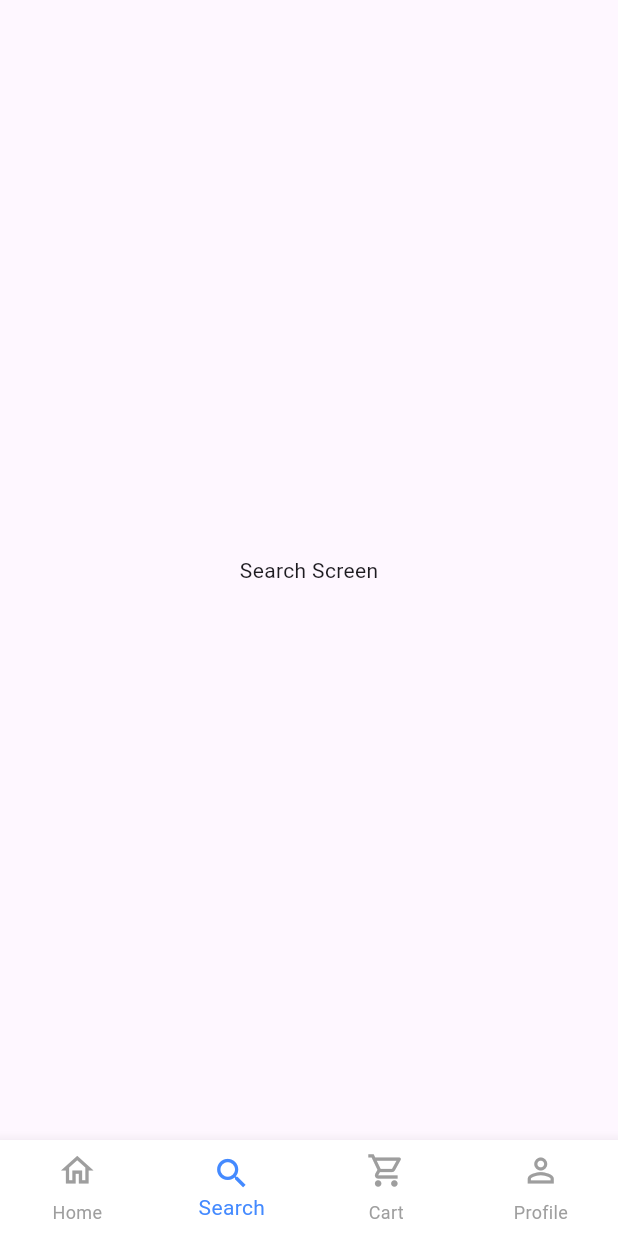
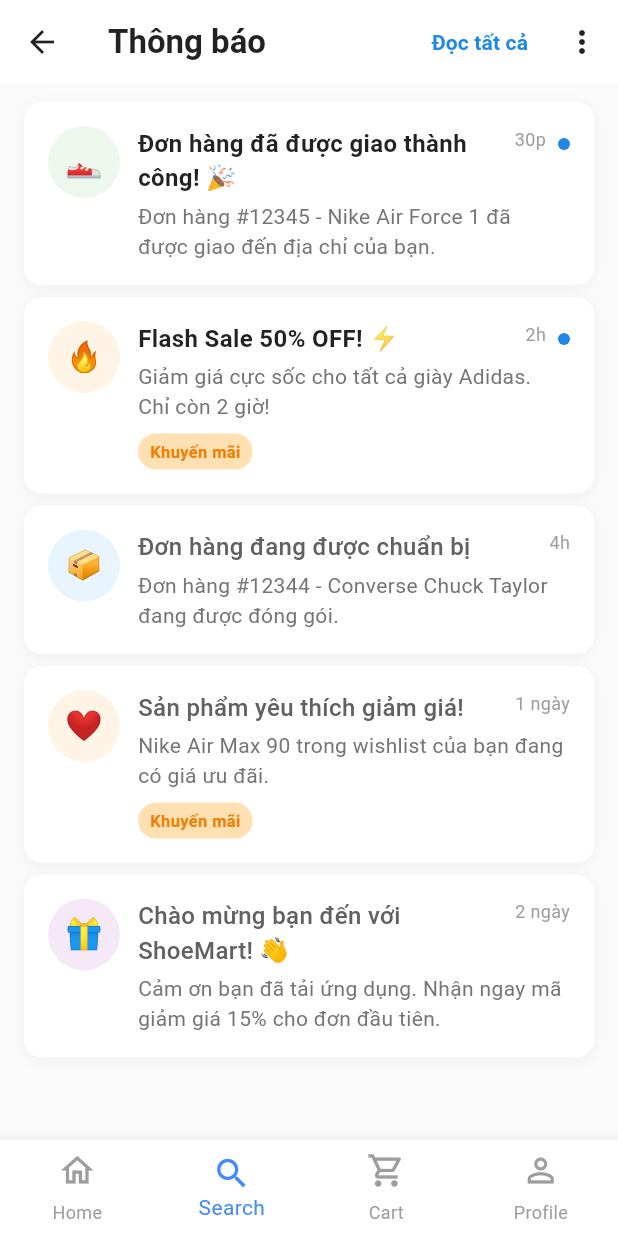
Before and after one commit to sonw1109/Nhom2_AppBanGiay_2A_2425, a Flutter app: the CustomBottomNavigationBar screen opened directly, item 2 of the bottom bar chosen, on a phone screen of 412 x 824 dp. Run offline on Flutter 3.47's test engine with Material 3 defaults, Android fonts, the phone set to English and light mode, and no system bars; our stand-ins replace bloc, flutter_screenutil.

Commit message:
ui notification

```diff
--- /dev/null
+++ b/lib/screen/notification.dart
@@ -0,0 +1,571 @@
+import 'package:flutter/material.dart';
+import 'package:project/screen/home.dart';
+
+class NotificationModel {
+  final String id;
+  final String title;
+  final String message;
+  final String type;
+  final DateTime timestamp;
+  final bool isRead;
+  final String? imageUrl;
+  final String? actionData;
+
+  NotificationModel({
+    required this.id,
+    required this.title,
+    required this.message,
+    required this.type,
+    required this.timestamp,
+    this.isRead = false,
+    this.imageUrl,
+    this.actionData,
+  });
+}
+
+class NotificationsScreen extends StatefulWidget {
+  @override
+  _NotificationsScreenState createState() => _NotificationsScreenState();
+}
+
+class _NotificationsScreenState extends State<NotificationsScreen> {
+  List<NotificationModel> notifications = [
+    NotificationModel(
+      id: '1',
+      title: 'Đơn hàng đã được giao thành công! 🎉',
+      message: 'Đơn hàng #12345 - Nike Air Force 1 đã được giao đến địa chỉ của bạn.',
+      type: 'delivery',
+      timestamp: DateTime.now().subtract(Duration(minutes: 30)),
+      isRead: false,
+      imageUrl: '👟',
+    ),
+    NotificationModel(
+      id: '2',
+      title: 'Flash Sale 50% OFF! ⚡',
+      message: 'Giảm giá cực sốc cho tất cả giày Adidas. Chỉ còn 2 giờ!',
+      type: 'promotion',
+      timestamp: DateTime.now().subtract(Duration(hours: 2)),
+      isRead: false,
+      imageUrl: '🔥',
+    ),
+    NotificationModel(
+      id: '3',
+      title: 'Đơn hàng đang được chuẩn bị',
+      message: 'Đơn hàng #12344 - Converse Chuck Taylor đang được đóng gói.',
+      type: 'order',
+      timestamp: DateTime.now().subtract(Duration(hours: 4)),
+      isRead: true,
+      imageUrl: '📦',
+    ),
+    NotificationModel(
+      id: '4',
+      title: 'Sản phẩm yêu thích giảm giá!',
+      message: 'Nike Air Max 90 trong wishlist của bạn đang có giá ưu đãi.',
+      type: 'promotion',
+      timestamp: DateTime.now().subtract(Duration(days: 1)),
+      isRead: true,
+      imageUrl: '❤️',
+    ),
+    NotificationModel(
+      id: '5',
+      title: 'Chào mừng bạn đến với ShoeMart! 👋',
+      message: 'Cảm ơn bạn đã tải ứng dụng. Nhận ngay mã giảm giá 15% cho đơn đầu tiên.',
+      type: 'general',
+      timestamp: DateTime.now().subtract(Duration(days: 2)),
+      isRead: true,
+      imageUrl: '🎁',
+    ),
+  ];
+
+  @override
+  Widget build(BuildContext context) {
+    return Scaffold(
+      backgroundColor: Colors.grey[50],
+      appBar: AppBar(
+        title: Text(
+          'Thông báo',
+          style: TextStyle(fontWeight: FontWeight.bold, color: Colors.black87),
+        ),
+        backgroundColor: Colors.white,
+        elevation: 0,
+        leading: IconButton(
+          icon: Icon(Icons.arrow_back, color: Colors.black87),
+          onPressed:
+              () => Navigator.push(
+                context,
+                MaterialPageRoute(builder: (context) => const HomeScreen()),
+              ),
+        ),
+        actions: [
+          TextButton(
+            onPressed: _markAllAsRead,
+            child: Text(
+              'Đọc tất cả',
+              style: TextStyle(color: Colors.blue[600], fontWeight: FontWeight.w600),
+            ),
+          ),
+          IconButton(
+            icon: Icon(Icons.more_vert, color: Colors.black87),
+            onPressed: _showMoreOptions,
+          ),
+        ],
+      ),
+      body:
+          notifications.isEmpty
+              ? _buildEmptyState()
+              : RefreshIndicator(
+                onRefresh: _refreshNotifications,
+                child: ListView.builder(
+                  padding: EdgeInsets.symmetric(vertical: 8),
+                  itemCount: notifications.length,
+                  itemBuilder: (context, index) {
+                    return _buildNotificationItem(notifications[index]);
+                  },
+                ),
+              ),
+    );
+  }
+
+  Widget _buildNotificationItem(NotificationModel notification) {
+    return Container(
+      margin: EdgeInsets.symmetric(horizontal: 16, vertical: 4),
+      decoration: BoxDecoration(
+        color: Colors.white,
+        borderRadius: BorderRadius.circular(12),
+        boxShadow: [
+          BoxShadow(color: Colors.black.withOpacity(0.04), blurRadius: 8, offset: Offset(0, 2)),
+        ],
+      ),
+      child: Material(
+        color: Colors.transparent,
+        child: InkWell(
+          borderRadius: BorderRadius.circular(12),
+          onTap: () => _onNotificationTap(notification),
+          child: Padding(
+            padding: EdgeInsets.all(16),
+            child: Row(
+              crossAxisAlignment: CrossAxisAlignment.start,
+              children: [
+                // Icon/Avatar
+                Container(
+                  width: 48,
+                  height: 48,
+                  decoration: BoxDecoration(
+                    color: _getNotificationColor(notification.type).withOpacity(0.1),
+                    borderRadius: BorderRadius.circular(24),
+                  ),
+                  child: Center(
+                    child: Text(
+                      notification.imageUrl ?? _getNotificationIcon(notification.type),
+                      style: TextStyle(fontSize: 20),
+                    ),
+                  ),
+                ),
+                SizedBox(width: 12),
+
+                // Content
+                Expanded(
+                  child: Column(
+                    crossAxisAlignment: CrossAxisAlignment.start,
+                    children: [
+                      // Title and timestamp
+                      Row(
+                        crossAxisAlignment: CrossAxisAlignment.start,
+                        children: [
+                          Expanded(
+                            child: Text(
+                              notification.title,
+                              style: TextStyle(
+                                fontSize: 16,
+                                fontWeight: notification.isRead ? FontWeight.w500 : FontWeight.w700,
+                                color: notification.isRead ? Colors.grey[700] : Colors.black87,
+                              ),
+                            ),
+                          ),
+                          SizedBox(width: 8),
+                          Text(
+                            _formatTimestamp(notification.timestamp),
+                            style: TextStyle(fontSize: 12, color: Colors.grey[500]),
+                          ),
+                        ],
+                      ),
+                      SizedBox(height: 4),
+
+                      // Message
+                      Text(
+                        notification.message,
+                        style: TextStyle(fontSize: 14, color: Colors.grey[600], height: 1.4),
+                        maxLines: 2,
+                        overflow: TextOverflow.ellipsis,
+                      ),
+
+                      // Notification type badge
+                      if (notification.type == 'promotion') ...[
+                        SizedBox(height: 8),
+                        Container(
+                          padding: EdgeInsets.symmetric(horizontal: 8, vertical: 4),
+                          decoration: BoxDecoration(
+                            color: Colors.orange[100],
+                            borderRadius: BorderRadius.circular(12),
+                          ),
+                          child: Text(
+                            'Khuyến mãi',
+                            style: TextStyle(
+                              fontSize: 11,
+                              color: Colors.orange[700],
+                              fontWeight: FontWeight.w600,
+                            ),
+                          ),
+                        ),
+                      ],
+                    ],
+                  ),
+                ),
+
+                // Unread indicator
+                if (!notification.isRead)
+                  Container(
+                    width: 8,
+                    height: 8,
+                    margin: EdgeInsets.only(left: 8, top: 8),
+                    decoration: BoxDecoration(
+                      color: Colors.blue[600],
+                      borderRadius: BorderRadius.circular(4),
+                    ),
+                  ),
+              ],
+            ),
+          ),
+        ),
+      ),
+    );
+  }
+
+  Widget _buildEmptyState() {
+    return Center(
+      child: Column(
+        mainAxisAlignment: MainAxisAlignment.center,
+        children: [
+          Container(
+            width: 120,
+            height: 120,
+            decoration: BoxDecoration(
+              color: Colors.grey[100],
+              borderRadius: BorderRadius.circular(60),
+            ),
+            child: Icon(Icons.notifications_none, size: 60, color: Colors.grey[400]),
+          ),
+          SizedBox(height: 24),
+          Text(
+            'Chưa có thông báo nào',
+            style: TextStyle(fontSize: 18, fontWeight: FontWeight.w600, color: Colors.grey[600]),
+          ),
+          SizedBox(height: 8),
+          Text(
+            'Tất cả thông báo sẽ hiển thị ở đây',
+            style: TextStyle(fontSize: 14, color: Colors.grey[500]),
+          ),
+        ],
+      ),
+    );
+  }
+
+  Color _getNotificationColor(String type) {
+    switch (type) {
+      case 'order':
+        return Colors.blue;
+      case 'promotion':
+        return Colors.orange;
+      case 'delivery':
+        return Colors.green;
+      case 'general':
+      default:
+        return Colors.purple;
+    }
+  }
+
+  String _getNotificationIcon(String type) {
+    switch (type) {
+      case 'order':
+        return '📋';
+      case 'promotion':
+        return '🎯';
+      case 'delivery':
+        return '🚚';
+      case 'general':
+      default:
+        return '📱';
+    }
+  }
+
+  String _formatTimestamp(DateTime timestamp) {
+    final now = DateTime.now();
+    final difference = now.difference(timestamp);
+
+    if (difference.inMinutes < 1) {
+      return 'Vừa xong';
+    } else if (difference.inMinutes < 60) {
+      return '${difference.inMinutes}p';
+    } else if (difference.inHours < 24) {
+      return '${difference.inHours}h';
+    } else if (difference.inDays < 7) {
+      return '${difference.inDays} ngày';
+    } else {
+      return '${timestamp.day}/${timestamp.month}';
+    }
+  }
+
+  void _onNotificationTap(NotificationModel notification) {
+    setState(() {
+      notification = NotificationModel(
+        id: notification.id,
+        title: notification.title,
+        message: notification.message,
+        type: notification.type,
+        timestamp: notification.timestamp,
+        isRead: true,
+        imageUrl: notification.imageUrl,
+        actionData: notification.actionData,
+      );
+
+      // Update in list
+      int index = notifications.indexWhere((n) => n.id == notification.id);
+      if (index != -1) {
+        notifications[index] = notification;
+      }
+    });
+
+    // Handle different notification types
+    switch (notification.type) {
+      case 'order':
+      case 'delivery':
+        _showOrderDetails(notification);
+        break;
+      case 'promotion':
+        _showPromotionDetails(notification);
+        break;
+      default:
+        _showNotificationDetails(notification);
+        break;
+    }
+  }
+
+  void _showOrderDetails(NotificationModel notification) {
+    showModalBottomSheet(
+      context: context,
+      isScrollControlled: true,
+      backgroundColor: Colors.transparent,
+      builder:
+          (context) => Container(
+            height: MediaQuery.of(context).size.height * 0.6,
+            decoration: BoxDecoration(
+              color: Colors.white,
+              borderRadius: BorderRadius.vertical(top: Radius.circular(20)),
+            ),
+            child: Column(
+              children: [
+                Container(
+                  margin: EdgeInsets.symmetric(vertical: 12),
+                  width: 40,
+                  height: 4,
+                  decoration: BoxDecoration(
+                    color: Colors.grey[300],
+                    borderRadius: BorderRadius.circular(2),
+                  ),
+                ),
+                Padding(
+                  padding: EdgeInsets.all(20),
+                  child: Column(
+                    crossAxisAlignment: CrossAxisAlignment.start,
+                    children: [
+                      Text(
+                        'Chi tiết đơn hàng',
+                        style: TextStyle(fontSize: 20, fontWeight: FontWeight.bold),
+                      ),
+                      SizedBox(height: 16),
+                      Text(
+                        notification.title,
+                        style: TextStyle(fontSize: 16, fontWeight: FontWeight.w600),
+                      ),
+                      SizedBox(height: 8),
+                      Text(
+                        notification.message,
+                        style: TextStyle(fontSize: 14, color: Colors.grey[600], height: 1.5),
+                      ),
+                      SizedBox(height: 20),
+                      ElevatedButton(
+                        onPressed: () {
+                          Navigator.pop(context);
+                          // Navigate to order details
+                        },
+                        style: ElevatedButton.styleFrom(
+                          backgroundColor: Colors.black87,
+                          minimumSize: Size(double.infinity, 48),
+                          shape: RoundedRectangleBorder(borderRadius: BorderRadius.circular(12)),
+                        ),
+                        child: Text(
+                          'Xem chi tiết đơn hàng',
+                          style: TextStyle(fontWeight: FontWeight.w600, color: Colors.white),
+                        ),
+                      ),
+                    ],
+                  ),
+                ),
+              ],
+            ),
+          ),
+    );
+  }
+
+  void _showPromotionDetails(NotificationModel notification) {
+    showDialog(
+      context: context,
+      builder:
+          (context) => AlertDialog(
+            shape: RoundedRectangleBorder(borderRadius: BorderRadius.circular(16)),
+            title: Text('🎉 Ưu đãi đặc biệt'),
+            content: Column(
+              mainAxisSize: MainAxisSize.min,
+              crossAxisAlignment: CrossAxisAlignment.start,
+              children: [
+                Text(notification.title, style: TextStyle(fontWeight: FontWeight.w600)),
+                SizedBox(height: 8),
+                Text(notification.message),
+              ],
+            ),
+            actions: [
+              TextButton(onPressed: () => Navigator.pop(context), child: Text('Để sau')),
+              ElevatedButton(
+                onPressed: () {
+                  Navigator.pop(context);
+                  // Navigate to promotion/products
+                },
+                style: ElevatedButton.styleFrom(
+                  backgroundColor: Colors.orange,
+                  shape: RoundedRectangleBorder(borderRadius: BorderRadius.circular(8)),
+                ),
+                child: Text('Mua ngay', style: TextStyle(color: Colors.white)),
+              ),
+            ],
+          ),
+    );
+  }
+
+  void _showNotificationDetails(NotificationModel notification) {
+    showDialog(
+      context: context,
+      builder:
+          (context) => AlertDialog(
+            shape: RoundedRectangleBorder(borderRadius: BorderRadius.circular(16)),
+            title: Text(notification.title),
+            content: Text(notification.message),
+            actions: [TextButton(onPressed: () => Navigator.pop(context), child: Text('Đóng'))],
+          ),
+    );
+  }
+
+  void _markAllAsRead() {
+    setState(() {
+      notifications =
+          notifications
+              .map(
+                (notification) => NotificationModel(
+                  id: notification.id,
+                  title: notification.title,
+                  message: notification.message,
+                  type: notification.type,
+                  timestamp: notification.timestamp,
+                  isRead: true,
+                  imageUrl: notification.imageUrl,
+                  actionData: notification.actionData,
+                ),
+              )
+              .toList();
+    });
+
+    ScaffoldMessenger.of(context).showSnackBar(
+      SnackBar(
+        content: Text('Đã đánh dấu tất cả thông báo là đã đọc'),
+        backgroundColor: Colors.green,
+      ),
+    );
+  }
+
+  void _showMoreOptions() {
+    showModalBottomSheet(
+      context: context,
+      builder:
+          (context) => Container(
+            padding: EdgeInsets.symmetric(vertical: 20),
+            child: Column(
+              mainAxisSize: MainAxisSize.min,
+              children: [
+                ListTile(
+                  leading: Icon(Icons.settings),
+                  title: Text('Cài đặt thông báo'),
+                  onTap: () {
+                    Navigator.pop(context);
+                    // Navigate to notification settings
+                  },
+                ),
+                ListTile(
+                  leading: Icon(Icons.delete_outline),
+                  title: Text('Xóa tất cả thông báo'),
+                  onTap: () {
+                    Navigator.pop(context);
+                    _confirmDeleteAll();
+                  },
+                ),
+              ],
+            ),
+          ),
+    );
+  }
+
+  void _confirmDeleteAll() {
+    showDialog(
+      context: context,
+      builder:
+          (context) => AlertDialog(
+            title: Text('Xóa tất cả thông báo?'),
+            content: Text('Bạn có chắc chắn muốn xóa tất cả thông báo không?'),
+            actions: [
+              TextButton(onPressed: () => Navigator.pop(context), child: Text('Hủy')),
+              TextButton(
+                onPressed: () {
+                  setState(() {
+                    notifications.clear();
+                  });
+                  Navigator.pop(context);
+                  ScaffoldMessenger.of(context).showSnackBar(
+                    SnackBar(content: Text('Đã xóa tất cả thông báo'), backgroundColor: Colors.red),
+                  );
+                },
+                child: Text('Xóa', style: TextStyle(color: Colors.red)),
+              ),
+            ],
+          ),
+    );
+  }
+
+  Future<void> _refreshNotifications() async {
+    // Simulate network call
+    await Future.delayed(Duration(seconds: 1));
+
+    // Add a new notification for demo
+    setState(() {
+      notifications.insert(
+        0,
+        NotificationModel(
+          id: DateTime.now().millisecondsSinceEpoch.toString(),
+          title: 'Thông báo mới! 🔔',
+          message: 'Bạn có một thông báo mới từ hệ thống.',
+          type: 'general',
+          timestamp: DateTime.now(),
+          isRead: false,
+          imageUrl: '📱',
+        ),
+      );
+    });
+  }
+}
--- a/lib/widget/bottom.dart
+++ b/lib/widget/bottom.dart
@@ -2,6 +2,7 @@ import 'package:flutter/material.dart';
 import 'package:project/model/product_model.dart';
 import 'package:project/screen/cart.dart';
 import 'package:project/screen/home.dart';
+import 'package:project/screen/notification.dart';
 import 'package:project/screen/profile.dart';
 
 class CustomBottomNavigationBar extends StatefulWidget {
@@ -16,7 +17,7 @@ class _CustomBottomNavigationBarState extends State<CustomBottomNavigationBar> {
 
   final List<Widget> _pages = [
     HomeScreen(),
-    Center(child: Text('Search Screen')),
+    NotificationsScreen(),
     CartScreen(product: ProductModel()),
     ProfileScreen(),
   ];
```
